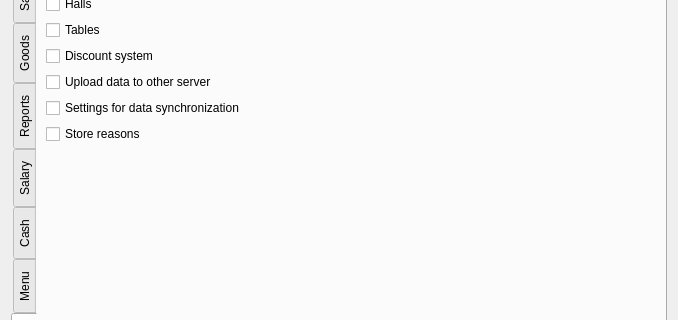
Above: FrontDesk/c5grouppermissionseditor.ui from End1-1/Cafe5 before the change; both pictures show x 0 to 678 and y 106 to 426 of the 678 by 703 pixel window. Below: the same form after it.
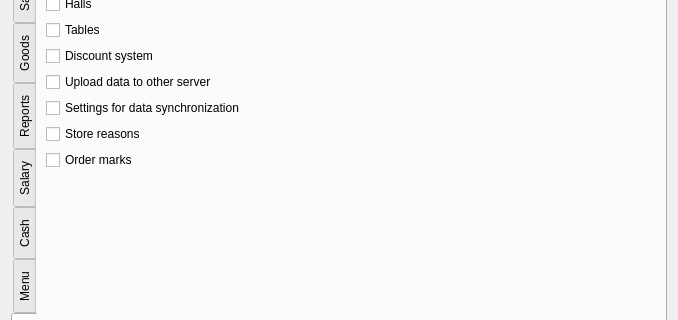
That is the form after the change. The open tabs and pages were chosen to show the change. Custom widgets are drawn as their Qt base class.

Commit message: New shop, before service5 Hourly payment Order flags

What changed in the file:
```diff
--- a/FrontDesk/c5grouppermissionseditor.ui
+++ b/FrontDesk/c5grouppermissionseditor.ui
@@ -957,6 +957,16 @@
          </property>
         </widget>
        </item>
+       <item>
+        <widget class="C5CheckBox" name="checkBox_149">
+         <property name="text">
+          <string>Order marks</string>
+         </property>
+         <property name="Tag" stdset="0">
+          <number>710</number>
+         </property>
+        </widget>
+       </item>
        <item>
         <spacer name="verticalSpacer_7">
          <property name="orientation">
```
The commit also changes 156 other files.
